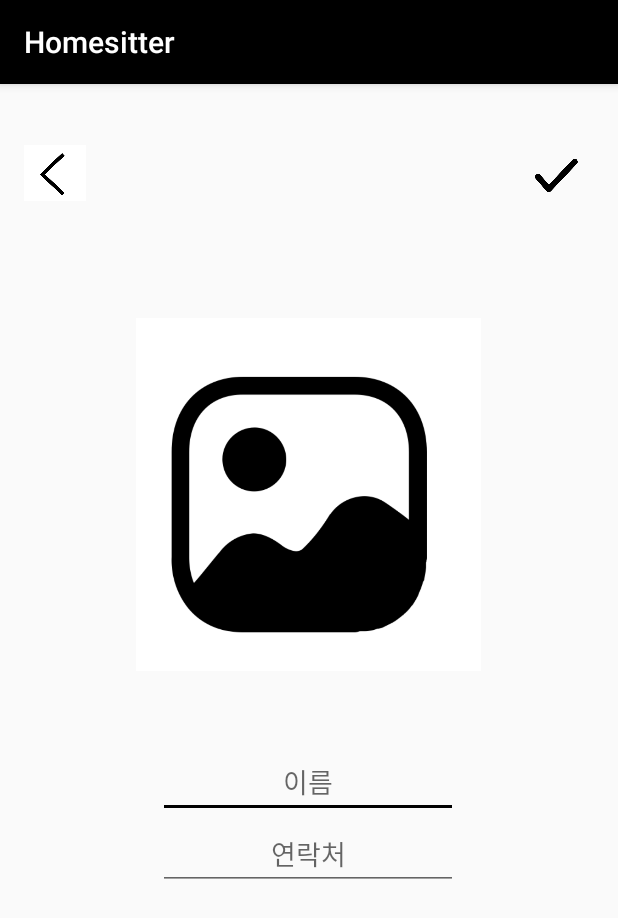
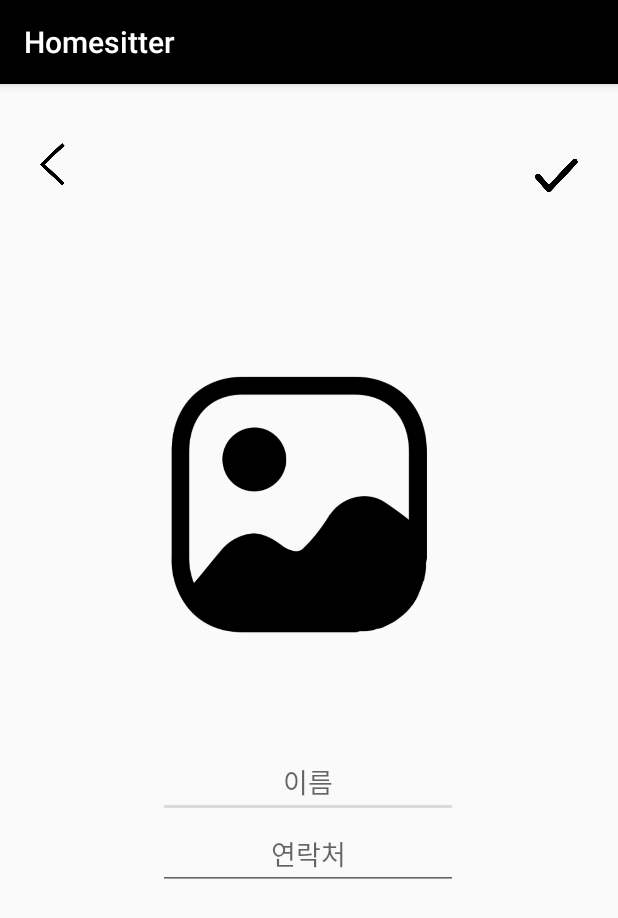
Before and after one commit to hfzgky/homesitter, an Android app: the EditActivity screen opened directly, with no data from a screen before it, on a phone screen of 412 x 824 dp. Shown: the top 918 px of the screen. Run offline under Robolectric (Android 15) with nearby library versions, the phone set to English and light mode, and no system bars.

Commit message:
2021-09-17 key

```diff
--- a/app/src/main/java/com/example/homesitter/EditActivity.java
+++ b/app/src/main/java/com/example/homesitter/EditActivity.java
@@ -1,26 +1,21 @@
 package com.example.homesitter;
 
-import androidx.annotation.NonNull;
+
 import androidx.annotation.Nullable;
 import androidx.appcompat.app.AppCompatActivity;
 
 import android.annotation.SuppressLint;
-import android.content.ContentResolver;
 import android.content.Intent;
-import android.content.pm.PackageManager;
-import android.graphics.Bitmap;
-import android.graphics.BitmapFactory;
-import android.location.Location;
 import android.os.Bundle;
-import android.os.Looper;
 import android.view.View;
 import android.widget.Button;
 import android.widget.EditText;
+import android.widget.ImageButton;
 import android.widget.ImageView;
 import android.widget.Toast;
 
-import java.io.FileNotFoundException;
-import java.io.InputStream;
+import java.util.HashMap;
+
 
 public class EditActivity extends AppCompatActivity {
     private EditText mEditName, mEditPhone;
@@ -28,6 +23,7 @@ public class EditActivity extends AppCompatActivity {
     ImageView imagePerson;
 
 
+    @SuppressLint("WrongViewCast")
     @Override
     protected void onCreate(Bundle savedInstanceState) {
         super.onCreate(savedInstanceState);
@@ -46,5 +42,35 @@ public class EditActivity extends AppCompatActivity {
                 mEditPhone.setText(intent.getStringExtra("phone"));
             }
         }
+        ImageButton btnBack;
+        btnBack = findViewById(R.id.buttonBack);
+        btnBack.setOnClickListener(new View.OnClickListener() {
+            @Override
+            public void onClick(View view) {
+                finish();
+            }
+        });
+
+        ImageView btnSave;
+        btnSave = findViewById(R.id.buttonSave);
+        btnSave.setOnClickListener(new View.OnClickListener() {
+            @Override
+            public void onClick(View v) {
+                String sName = mEditName.getText().toString().trim();
+                String sPhone = mEditPhone.getText().toString().trim();
+
+                if(sName.isEmpty() || sPhone.isEmpty()) {
+                    Toast.makeText(getApplicationContext(), "내용을 입력해 주세요", Toast.LENGTH_SHORT).show();
+                    return;
+                }
+
+                Intent intent = new Intent();
+                intent.putExtra("item", mItem);
+                intent.putExtra("name", sName);
+                intent.putExtra("phone", sPhone);
+                setResult(RESULT_OK, intent);
+                finish();
+            }
+        });
     }
 }
--- a/app/src/main/java/com/example/homesitter/MainActivity.java
+++ b/app/src/main/java/com/example/homesitter/MainActivity.java
@@ -23,6 +23,8 @@ import android.view.Gravity;
 import android.view.View;
 import android.view.WindowManager;
 import android.widget.LinearLayout;
+import android.widget.ListView;
+import android.widget.SimpleAdapter;
 import android.widget.TextView;
 import android.widget.Toast;
 
--- a/app/src/main/res/layout/activity_edit.xml
+++ b/app/src/main/res/layout/activity_edit.xml
@@ -31,7 +31,7 @@
             android:layout_gravity="center"
             android:layout_marginBottom="50dp"
             android:scaleType="fitCenter"
-            android:background="#fff"
+            android:background="#00FFFFFF"
             app:srcCompat="@drawable/gallery" />
 
         <EditText
@@ -57,19 +57,19 @@
     </LinearLayout>
 
     <ImageButton
-        android:id="@+id/buttonCancel"
+        android:id="@+id/buttonBack"
         android:layout_width="41dp"
         android:layout_height="37dp"
         android:layout_marginStart="8dp"
         android:layout_marginLeft="8dp"
-        android:background="#fff"
+        android:background="#00FFFFFF"
         android:scaleType="fitCenter"
         app:layout_constraintBottom_toTopOf="@+id/linearLayout4"
         app:layout_constraintEnd_toEndOf="parent"
         app:layout_constraintHorizontal_bias="0.022"
         app:layout_constraintStart_toStartOf="parent"
         app:layout_constraintTop_toTopOf="parent"
-        app:layout_constraintVertical_bias="0.342"
+        app:layout_constraintVertical_bias="0.285"
         app:srcCompat="@drawable/back" />
 
     <ImageView
@@ -79,7 +79,7 @@
         app:layout_constraintBottom_toTopOf="@+id/linearLayout4"
         app:layout_constraintEnd_toEndOf="parent"
         app:layout_constraintHorizontal_bias="0.948"
-        app:layout_constraintStart_toEndOf="@+id/buttonCancel"
+        app:layout_constraintStart_toEndOf="@+id/buttonBack"
         app:layout_constraintTop_toTopOf="parent"
         app:layout_constraintVertical_bias="0.34"
         app:srcCompat="@drawable/done" />
--- a/app/src/main/res/layout/activity_friend.xml
+++ b/app/src/main/res/layout/activity_friend.xml
@@ -99,10 +99,9 @@
         android:layout_marginEnd="8dp"
         android:layout_marginRight="8dp"
         android:layout_marginBottom="8dp"
-        android:background="@drawable/shape_line"
         android:choiceMode="singleChoice"
-        android:divider="#E82D2D"
-        android:dividerHeight="2dp"
+        android:divider="#000000"
+        android:dividerHeight="1dp"
         app:layout_constraintBottom_toTopOf="@+id/linearLayout3"
         app:layout_constraintEnd_toEndOf="parent"
         app:layout_constraintHorizontal_bias="0.0"
--- a/app/src/main/res/values/colors.xml
+++ b/app/src/main/res/values/colors.xml
@@ -2,5 +2,5 @@
 <resources>
     <color name="colorPrimary">#000000</color>
     <color name="colorPrimaryDark">#000000</color>
-    <color name="colorAccent">#000000</color>
+    <color name="colorAccent">#DADADA</color>
 </resources>
```
